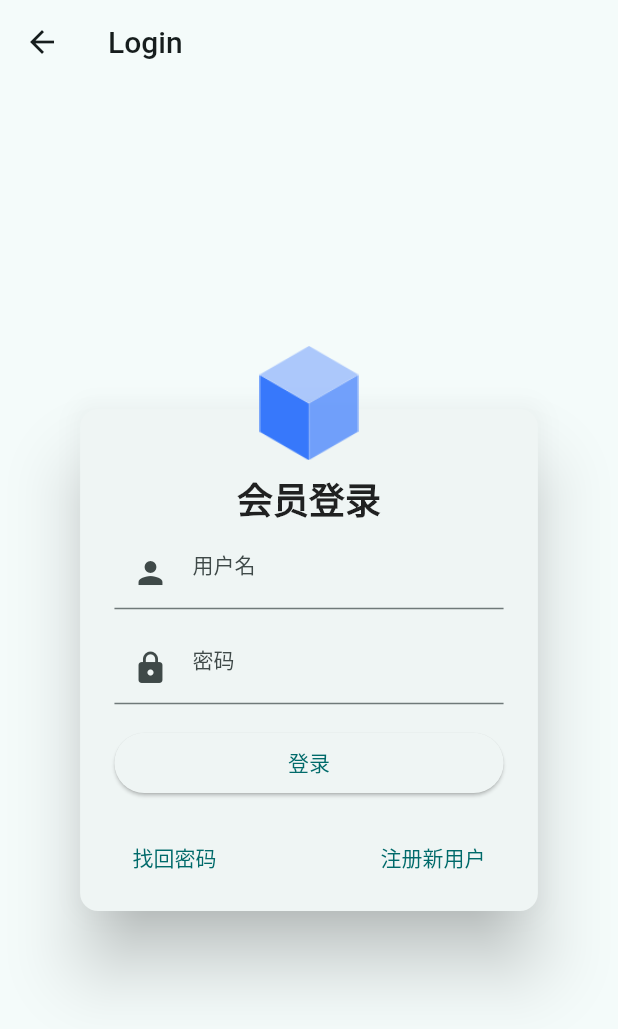
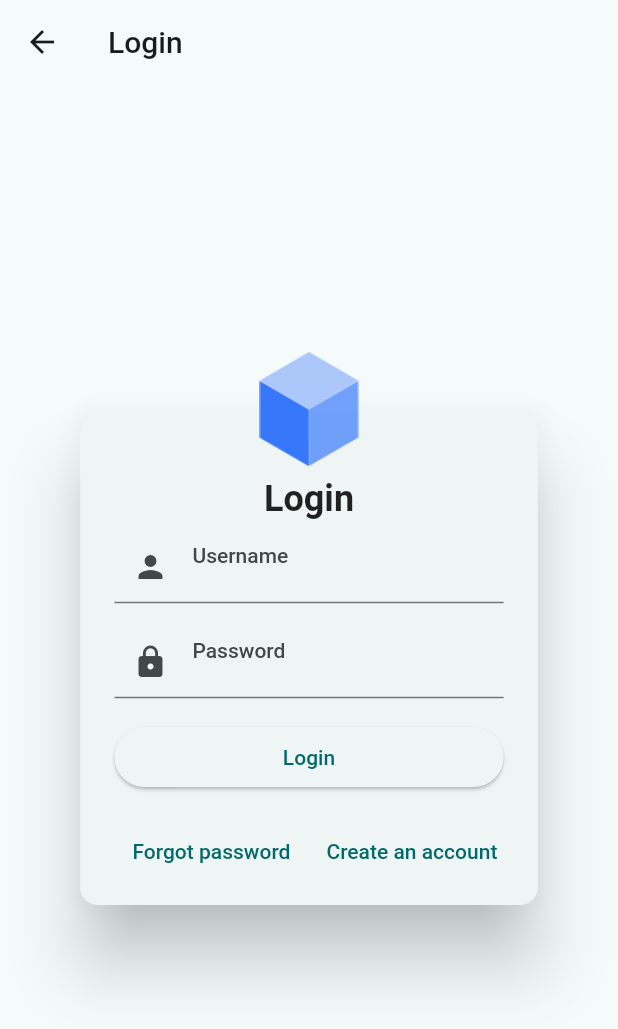
Before and after one commit to shirne/bloc_app, a Flutter app: the screen it shows after launch, after a tap on "登录", on a phone screen of 412 x 824 dp. Shown: the top 1029 px of the screen. Run offline on Flutter 3.47's test engine with Material 2 defaults, Android fonts, the phone set to English and light mode, and no system bars; our stand-ins replace bloc, dio, flutter_bloc, flutter_screenutil, logger, shared_preferences and 1 more.

Commit message:
本地化，代码优化

```diff
--- a/lib/l10n/intl_en.arb
+++ b/lib/l10n/intl_en.arb
@@ -6,5 +6,21 @@
     "cancel":"Cancel",
     "confirm":"Confirm",
     "yes":"Yes",
-    "no":"No"
+    "no":"No",
+
+    "userLogin":"Login",
+    "labelUsername":"Username",
+    "labelPassword":"Password",
+    "loginButtonText":"Login",
+    "forgotPassword":"Forgot password",
+    "createAccount":"Create an account",
+
+    "settings":"Settings",
+    "theme":"Theme",
+    "themeDesc":"Set app theme",
+    "themeMode":"Theme mode",
+    "themeSystem":"System",
+    "themeLight":"Light",
+    "themeDark":"Dark"
+
 }
--- a/lib/src/globals/api_service.dart
+++ b/lib/src/globals/api_service.dart
@@ -322,19 +322,15 @@ class ApiResult<T extends Base> {
     return Base.fromJson<T>(data);
   }
 
-  Map<String, dynamic> toJson() {
-    return {
-      'status': status,
-      'message': message,
-      'data': data,
-      'debug': debug,
-    };
-  }
+  Map<String, dynamic> toJson() => {
+        'status': status,
+        'message': message,
+        'data': data,
+        'debug': debug,
+      };
 
   @override
-  String toString() {
-    return toJson().toString();
-  }
+  String toString() => toJson().toString();
 }
 
 class ApiInterceptor extends Interceptor {
--- a/lib/src/pages/login/page.dart
+++ b/lib/src/pages/login/page.dart
@@ -63,6 +63,7 @@ class _LoginPageState extends State<LoginPage> {
 
   @override
   Widget build(BuildContext context) {
+    final theme = Theme.of(context);
     return BlocProvider<LoginBloc>(
       create: (context) => LoginBloc(),
       child: BlocBuilder<LoginBloc, LoginState>(
@@ -101,8 +102,8 @@ class _LoginPageState extends State<LoginPage> {
                       ),
                       SizedBox(height: 20.w),
                       Text(
-                        '会员登录',
-                        style: TextStyle(
+                        S.of(context).userLogin,
+                        style: theme.textTheme.titleLarge?.copyWith(
                           fontSize: 24,
                           fontWeight: FontWeight.bold,
                         ),
@@ -110,29 +111,35 @@ class _LoginPageState extends State<LoginPage> {
                       SizedBox(height: 20.w),
                       TextField(
                         decoration: InputDecoration(
-                          hintText: '用户名',
-                          prefixIcon: Icon(Icons.person),
+                          hintText: S.of(context).labelUsername,
+                          prefixIcon: const Icon(Icons.person),
                         ),
                       ),
                       SizedBox(height: 40.w),
                       TextField(
                         decoration: InputDecoration(
-                          hintText: '密码',
-                          prefixIcon: Icon(Icons.lock),
+                          hintText: S.of(context).labelPassword,
+                          prefixIcon: const Icon(Icons.lock),
                         ),
                       ),
                       SizedBox(height: 40.w),
                       ElevatedButton(
                           onPressed: () {},
                           child: Center(
-                            child: Text('登录'),
+                            child: Text(S.of(context).loginButtonText),
                           )),
                       SizedBox(height: 40.w),
                       Row(
                         mainAxisAlignment: MainAxisAlignment.spaceBetween,
                         children: [
-                          TextButton(onPressed: () {}, child: Text('找回密码')),
-                          TextButton(onPressed: () {}, child: Text('注册新用户')),
+                          TextButton(
+                            onPressed: () {},
+                            child: Text(S.of(context).forgotPassword),
+                          ),
+                          TextButton(
+                            onPressed: () {},
+                            child: Text(S.of(context).createAccount),
+                          ),
                         ],
                       ),
                     ],
```
Also changed, not shown: lib/l10n/intl_zh_CN.arb (+16 -1 lines), lib/src/pages/settings/page.dart (+9 -8 lines), lib/generated/intl/messages_en.dart, lib/generated/intl/messages_zh_CN.dart, lib/generated/l10n.dart.
